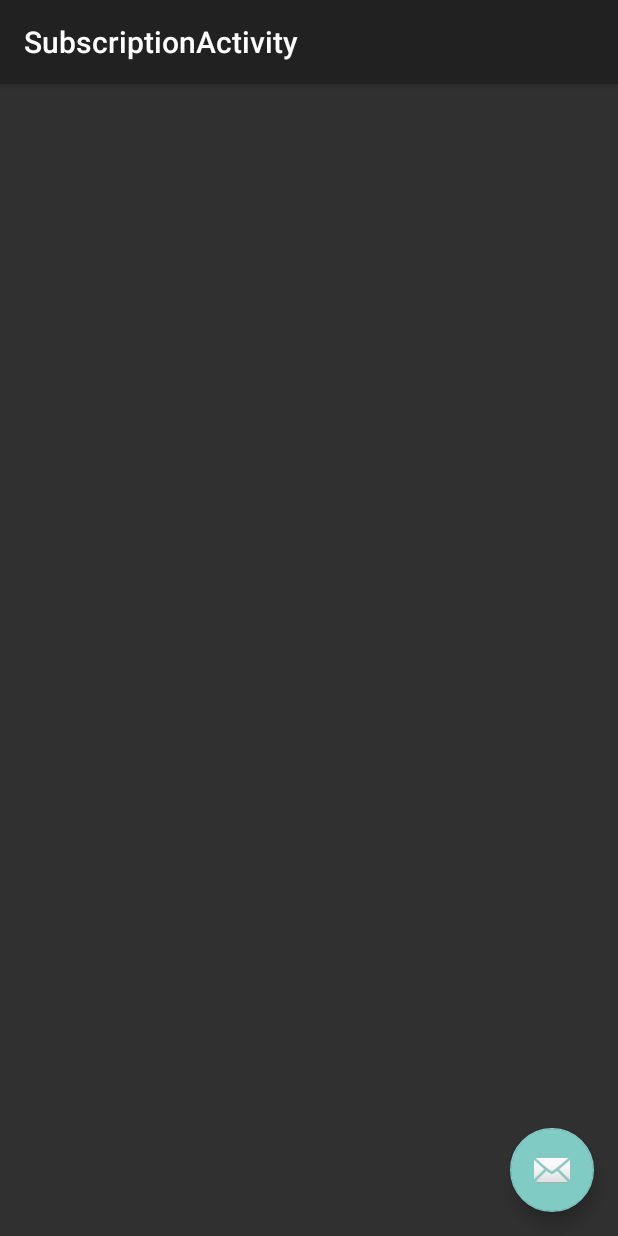
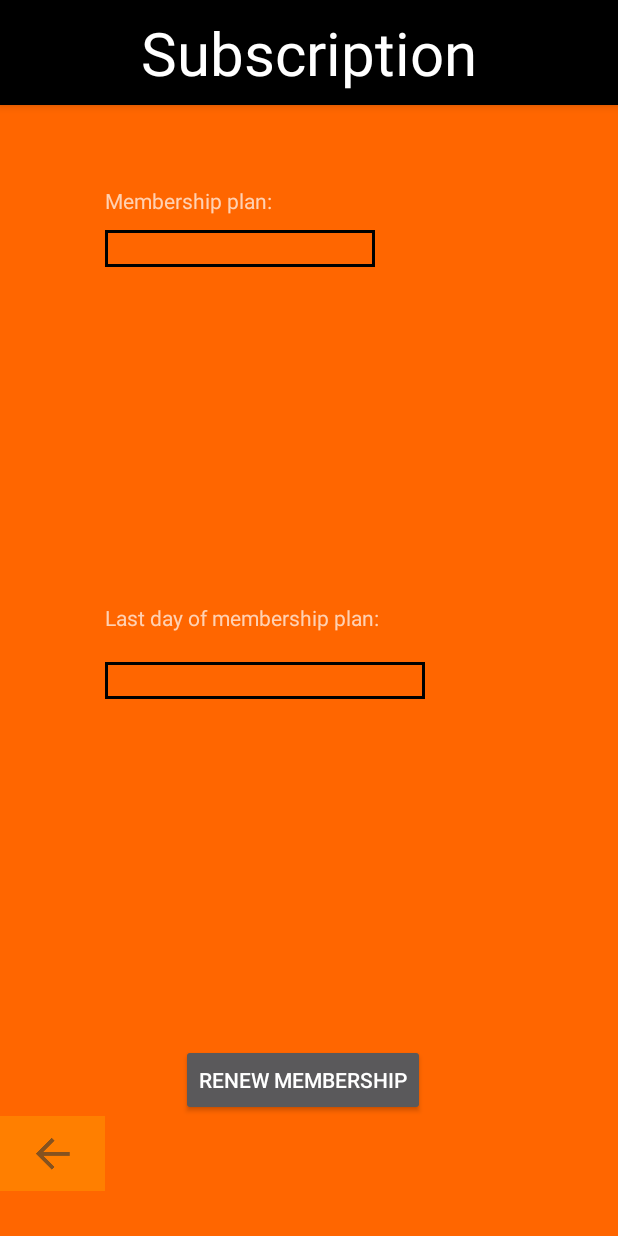
Before and after one commit to Daanielvb/mobile-ufrpe, an Android app: the SubscriptionActivity screen opened directly, with no data from a screen before it, on a phone screen of 412 x 824 dp. Run offline under Robolectric (Android 15) with nearby library versions, the phone set to English and light mode, and no system bars.

Commit message:
Tela de matricula

```diff
--- a/app/src/main/java/com/example/daniel/fitkeeper/SubscriptionActivity.java
+++ b/app/src/main/java/com/example/daniel/fitkeeper/SubscriptionActivity.java
@@ -13,17 +13,5 @@ public class SubscriptionActivity extends AppCompatActivity {
     protected void onCreate(Bundle savedInstanceState) {
         super.onCreate(savedInstanceState);
         setContentView(R.layout.activity_subscription);
-        Toolbar toolbar = (Toolbar) findViewById(R.id.toolbar);
-        setSupportActionBar(toolbar);
-
-        FloatingActionButton fab = (FloatingActionButton) findViewById(R.id.fab);
-        fab.setOnClickListener(new View.OnClickListener() {
-            @Override
-            public void onClick(View view) {
-                Snackbar.make(view, "Replace with your own action", Snackbar.LENGTH_LONG)
-                        .setAction("Action", null).show();
-            }
-        });
     }
-
 }
--- a/app/src/main/res/layout/activity_info.xml
+++ b/app/src/main/res/layout/activity_info.xml
@@ -137,8 +137,7 @@
         android:src="@drawable/ic_back_button"
         android:layout_marginBottom="30dp"
         android:background="@color/mainOrange"
-        android:layout_alignParentBottom="true"
-        android:layout_toStartOf="@+id/editText7" />
+        android:layout_alignParentBottom="true" />
 
 
 </RelativeLayout>
--- a/app/src/main/res/layout/activity_subscription.xml
+++ b/app/src/main/res/layout/activity_subscription.xml
@@ -1,34 +1,93 @@
 <?xml version="1.0" encoding="utf-8"?>
-<android.support.design.widget.CoordinatorLayout xmlns:android="http://schemas.android.com/apk/res/android"
-    xmlns:app="http://schemas.android.com/apk/res-auto"
+<RelativeLayout xmlns:android="http://schemas.android.com/apk/res/android"
     xmlns:tools="http://schemas.android.com/tools"
     android:layout_width="match_parent"
     android:layout_height="match_parent"
-    android:fitsSystemWindows="true"
-    tools:context="com.example.daniel.fitkeeper.SubscriptionActivity">
+    android:paddingBottom="0dp"
+    android:paddingLeft="0dp"
+    android:paddingRight="0dp"
+    android:paddingTop="0dp"
+    android:background="@color/backgroundOrange"
+    tools:context="com.example.daniel.fitkeeper.HomeActivity">
 
-    <android.support.design.widget.AppBarLayout
+    <android.support.v7.widget.Toolbar
         android:layout_width="match_parent"
-        android:layout_height="wrap_content"
-        android:theme="@style/AppBarOverlay">
+        android:background="#3b5998"
+        android:elevation="4dp"
+        android:theme="@style/ThemeOverlay.AppCompat.ActionBar"
+        android:popupTheme="@style/ThemeOverlay.AppCompat.Dark"
+        android:layout_alignParentTop="true"
+        android:layout_alignParentLeft="true"
+        android:layout_alignParentStart="true"
+        android:layout_height="70dp"
+        android:backgroundTint="#000000"
+        android:id="@+id/view">
 
-        <android.support.v7.widget.Toolbar
-            android:id="@+id/toolbar"
-            android:layout_width="match_parent"
-            android:layout_height="?attr/actionBarSize"
-            android:background="?attr/colorPrimary"
-            app:popupTheme="@style/PopupOverlay" />
+        <TextView
+            android:layout_width="wrap_content"
+            android:layout_height="wrap_content"
+            android:layout_gravity="center_horizontal"
+            android:textAppearance="?android:attr/textAppearanceLarge"
+            android:text="Subscription"
+            android:id="@+id/textView1"
+            android:layout_alignParentTop="true"
+            android:layout_centerHorizontal="true"
+            android:textSize="40sp"/>
+    </android.support.v7.widget.Toolbar>
 
-    </android.support.design.widget.AppBarLayout>
-
-    <include layout="@layout/content_subscription" />
-
-    <android.support.design.widget.FloatingActionButton
-        android:id="@+id/fab"
+    <TextView
         android:layout_width="wrap_content"
         android:layout_height="wrap_content"
-        android:layout_gravity="bottom|end"
-        android:layout_margin="@dimen/fab_margin"
-        android:src="@android:drawable/ic_dialog_email" />
+        android:text="Membership plan:"
+        android:id="@+id/textView7"
+        android:layout_below="@+id/view"
+        android:layout_toEndOf="@+id/imageButton3"
+        android:layout_marginTop="54dp" />
 
-</android.support.design.widget.CoordinatorLayout>
+    <EditText
+        android:layout_width="180dp"
+        android:layout_height="wrap_content"
+        android:id="@+id/editText"
+        android:layout_below="@+id/textView7"
+        android:layout_alignStart="@+id/textView7"
+        android:layout_marginTop="10dp"
+        android:background="@drawable/border"/>
+
+    <TextView
+        android:layout_width="wrap_content"
+        android:layout_height="wrap_content"
+        android:text="Last day of membership plan:"
+        android:id="@+id/textView8"
+        android:layout_centerVertical="true"
+        android:layout_alignStart="@+id/editText" />
+
+    <EditText
+        android:layout_width="wrap_content"
+        android:layout_height="wrap_content"
+        android:inputType="date"
+        android:ems="10"
+        android:id="@+id/editText2"
+        android:layout_below="@+id/textView8"
+        android:layout_alignStart="@+id/textView8"
+        android:layout_marginTop="20dp"
+        android:background="@drawable/border"/>
+
+    <Button
+        android:layout_width="wrap_content"
+        android:layout_height="wrap_content"
+        android:text="Renew membership"
+        android:id="@+id/button"
+        android:layout_above="@+id/imageButton3"
+        android:layout_alignEnd="@+id/editText2" />
+
+    <ImageButton
+        android:layout_width="70dp"
+        android:layout_height="50dp"
+        android:id="@+id/imageButton3"
+        android:src="@drawable/ic_back_button"
+        android:layout_marginBottom="30dp"
+        android:background="@color/mainOrange"
+        android:layout_alignParentBottom="true"/>
+
+
+</RelativeLayout>
--- a/app/src/main/res/layout/activity_workout.xml
+++ b/app/src/main/res/layout/activity_workout.xml
@@ -210,9 +210,7 @@
         android:src="@drawable/ic_back_button"
         android:layout_marginBottom="30dp"
         android:background="@color/mainOrange"
-        android:layout_alignParentBottom="true"
-        android:layout_centerHorizontal="true"
-        android:layout_alignLeft="@id/table"/>
+        android:layout_alignParentBottom="true" />
 
 
 </RelativeLayout>
```
